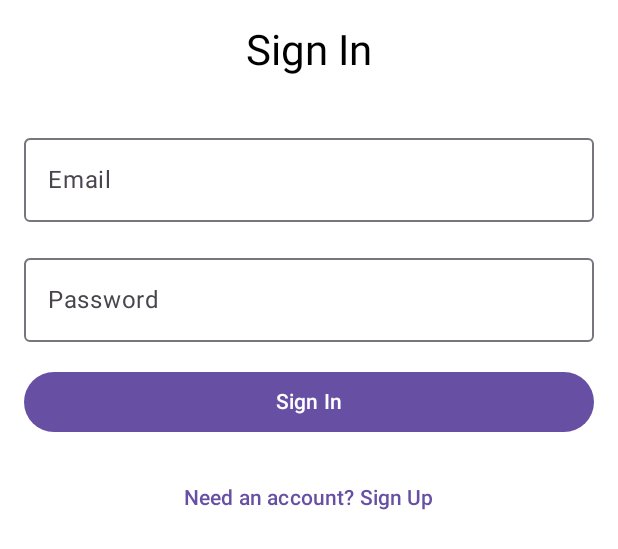
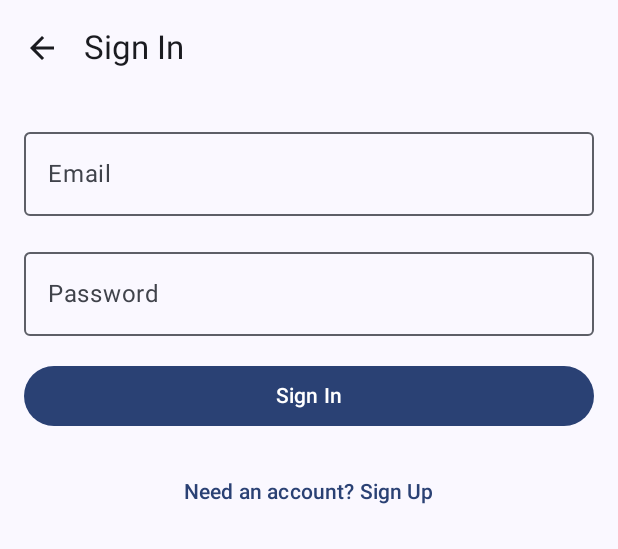
Before and after one commit to appskode/DuckIt-Android, an Android app built with Jetpack Compose: the @Preview function AuthScreenPreview, on a phone screen of 412 x 824 dp. Shown: the top 549 px of the screen. Run offline under Robolectric (Android 15) with nearby library versions, the phone set to English and light mode, and no system bars.

Commit message:
added typesafe navigation and added scaffolds to all to support back nav and dark theme

```diff
--- a/app/build.gradle.kts
+++ b/app/build.gradle.kts
@@ -4,6 +4,7 @@ plugins {
     alias(libs.plugins.kotlin.compose)
     alias(libs.plugins.ksp)
     alias(libs.plugins.hilt)
+    alias(libs.plugins.kotlin.serialization)
 }
 
 android {
@@ -60,6 +61,7 @@ dependencies {
     implementation(libs.androidx.lifecycle.runtime.compose)
     implementation(libs.androidx.lifecycle.viewmodel.compose)
     implementation(libs.androidx.activity.compose)
+    implementation(libs.kotlin.serialization)
 
     // Compose
     implementation(platform(libs.androidx.compose.bom))
--- a/app/src/main/java/com/hassan/duckit/presentation/auth/ui/AuthScreen.kt
+++ b/app/src/main/java/com/hassan/duckit/presentation/auth/ui/AuthScreen.kt
@@ -7,11 +7,18 @@ import androidx.compose.foundation.layout.fillMaxWidth
 import androidx.compose.foundation.layout.height
 import androidx.compose.foundation.layout.padding
 import androidx.compose.foundation.text.KeyboardOptions
+import androidx.compose.material.icons.Icons
+import androidx.compose.material.icons.automirrored.filled.ArrowBack
+import androidx.compose.material.icons.filled.ArrowBack
 import androidx.compose.material3.Button
+import androidx.compose.material3.Icon
+import androidx.compose.material3.IconButton
 import androidx.compose.material3.MaterialTheme
 import androidx.compose.material3.OutlinedTextField
+import androidx.compose.material3.Scaffold
 import androidx.compose.material3.Text
 import androidx.compose.material3.TextButton
+import androidx.compose.material3.TopAppBar
 import androidx.compose.runtime.Composable
 import androidx.compose.runtime.getValue
 import androidx.compose.runtime.mutableStateOf
@@ -23,27 +30,39 @@ import androidx.compose.ui.text.input.KeyboardType
 import androidx.compose.ui.text.input.PasswordVisualTransformation
 import androidx.compose.ui.tooling.preview.Preview
 import androidx.compose.ui.unit.dp
+import com.hassan.duckit.ui.theme.DuckItTheme
 
 @Composable
 fun AuthScreen(
-    onAuthSuccess: () -> Unit
+    onAuthSuccess: () -> Unit,
+    onNavigateBack: () -> Unit
 ) {
     var isSignIn by remember { mutableStateOf(true) }
     var email by remember { mutableStateOf("") }
     var password by remember { mutableStateOf("") }
 
+    Scaffold(
+        topBar = {
+            TopAppBar(
+                title = { Text(if (isSignIn) "Sign In" else "Sign Up") },
+                navigationIcon = {
+                    IconButton(onClick = onNavigateBack) {
+                        Icon(
+                            imageVector = Icons.AutoMirrored.Filled.ArrowBack,
+                            contentDescription = "Back"
+                        )
+                    }
+                }
+            )
+        }
+    ) { padding ->
         Column(
             modifier = Modifier
                 .fillMaxSize()
+                .padding(padding)
                 .padding(16.dp),
             horizontalAlignment = Alignment.CenterHorizontally
         ) {
-        Text(
-            text = if (isSignIn) "Sign In" else "Sign Up",
-            style = MaterialTheme.typography.headlineMedium,
-            modifier = Modifier.padding(bottom = 32.dp)
-        )
-
             OutlinedTextField(
                 value = email,
                 onValueChange = { email = it },
@@ -64,7 +83,7 @@ fun AuthScreen(
             )
 
             Button(
-            onClick = { /* TODO */ },
+                onClick = { /* Handle auth later */ },
                 modifier = Modifier
                     .fillMaxWidth()
                     .padding(vertical = 16.dp)
@@ -82,9 +101,15 @@ fun AuthScreen(
             }
         }
     }
+}
 
 @Preview(showBackground = true,)
 @Composable
 fun AuthScreenPreview() {
-    AuthScreen(onAuthSuccess = {})
+    DuckItTheme {
+        AuthScreen(
+            onAuthSuccess = {},
+            onNavigateBack = {}
+        )
     }
+}
--- a/gradle/libs.versions.toml
+++ b/gradle/libs.versions.toml
@@ -19,6 +19,7 @@ datastore = "1.1.2"
 coroutines = "1.8.0"
 mockito = "5.2.1"
 turbine = "1.0.0"
+serialization = "1.6.3"
 
 [libraries]
 androidx-core-ktx = { group = "androidx.core", name = "core-ktx", version.ref = "coreKtx" }
@@ -35,6 +36,10 @@ androidx-ui-tooling-preview = { group = "androidx.compose.ui", name = "ui-toolin
 androidx-ui-test-manifest = { group = "androidx.compose.ui", name = "ui-test-manifest" }
 androidx-ui-test-junit4 = { group = "androidx.compose.ui", name = "ui-test-junit4" }
 androidx-material3 = { group = "androidx.compose.material3", name = "material3" }
+
+# serialization
+kotlin-serialization = { group = "org.jetbrains.kotlinx", name = "kotlinx-serialization-json", version.ref = "serialization" }
+
 
 # compose
 androidx-lifecycle-runtime-compose = { group = "androidx.lifecycle", name = "lifecycle-runtime-compose", version.ref = "lifecycleRuntimeKtx" }
@@ -77,6 +82,7 @@ kotlin-android = { id = "org.jetbrains.kotlin.android", version.ref = "kotlin" }
 kotlin-compose = { id = "org.jetbrains.kotlin.plugin.compose", version.ref = "kotlin" }
 ksp = { id = "com.google.devtools.ksp", version.ref = "ksp" }
 hilt = { id = "com.google.dagger.hilt.android", version.ref = "hilt" }
+kotlin-serialization = { id = "org.jetbrains.kotlin.plugin.serialization", version.ref = "kotlin" }
 
 [bundles]
 compose = [
```
Also changed, not shown: app/src/main/java/com/hassan/duckit/MainActivity.kt (+4 -31 lines), app/src/main/java/com/hassan/duckit/presentation/create_post/ui/CreatePostScreen.kt (+19 -10 lines), app/src/main/java/com/hassan/duckit/presentation/navigation/DuckItNavigation.kt (added, +40 -0 lines), app/src/main/java/com/hassan/duckit/presentation/navigation/Screen.kt (added, +15 -0 lines), app/src/main/java/com/hassan/duckit/presentation/post/ui/PostsScreen.kt (+20 -6 lines). Lines whose indentation alone changed are shown as unchanged.
